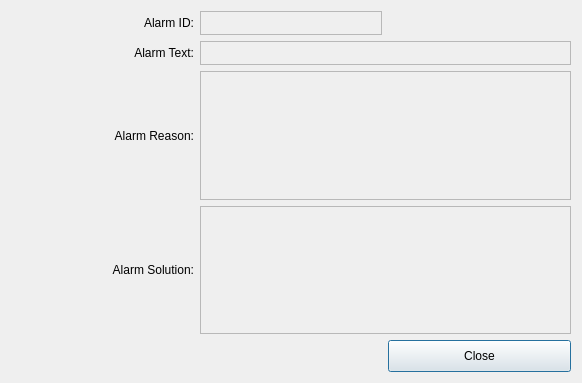
Old version of the form custom_widgets/cycletimeandfinished/icalarmdetailsdialog.ui in the repository dongdong-2009/3-5AxisRobot.
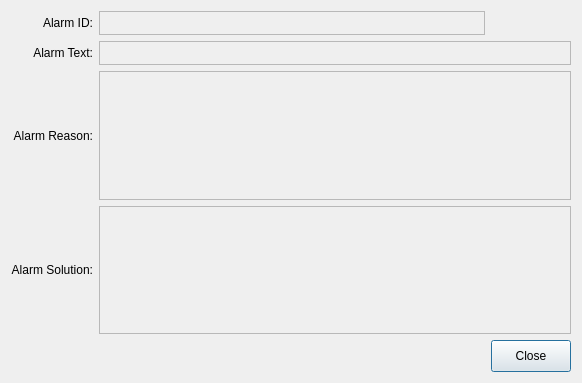
New version of the form.

What changed in the file:
```diff
--- a/custom_widgets/cycletimeandfinished/icalarmdetailsdialog.ui
+++ b/custom_widgets/cycletimeandfinished/icalarmdetailsdialog.ui
@@ -26,6 +26,12 @@
    </item>
    <item row="0" column="1">
     <widget class="QLabel" name="alarmID">
+     <property name="sizePolicy">
+      <sizepolicy hsizetype="Expanding" vsizetype="Preferred">
+       <horstretch>0</horstretch>
+       <verstretch>0</verstretch>
+      </sizepolicy>
+     </property>
      <property name="maximumSize">
       <size>
        <width>16777215</width>
@@ -52,6 +58,12 @@
    </item>
    <item row="1" column="1" colspan="2">
     <widget class="QLabel" name="alarmText">
+     <property name="sizePolicy">
+      <sizepolicy hsizetype="Expanding" vsizetype="Preferred">
+       <horstretch>0</horstretch>
+       <verstretch>0</verstretch>
+      </sizepolicy>
+     </property>
      <property name="maximumSize">
       <size>
        <width>16777215</width>
@@ -78,6 +90,12 @@
    </item>
    <item row="2" column="1" colspan="2">
     <widget class="QLabel" name="alarmReason">
+     <property name="sizePolicy">
+      <sizepolicy hsizetype="Expanding" vsizetype="Preferred">
+       <horstretch>0</horstretch>
+       <verstretch>0</verstretch>
+      </sizepolicy>
+     </property>
      <property name="frameShape">
       <enum>QFrame::StyledPanel</enum>
      </property>
@@ -98,6 +116,12 @@
    </item>
    <item row="3" column="1" colspan="2">
     <widget class="QLabel" name="alarmSolution">
+     <property name="sizePolicy">
+      <sizepolicy hsizetype="Expanding" vsizetype="Preferred">
+       <horstretch>0</horstretch>
+       <verstretch>0</verstretch>
+      </sizepolicy>
+     </property>
      <property name="frameShape">
       <enum>QFrame::StyledPanel</enum>
      </property>
```
